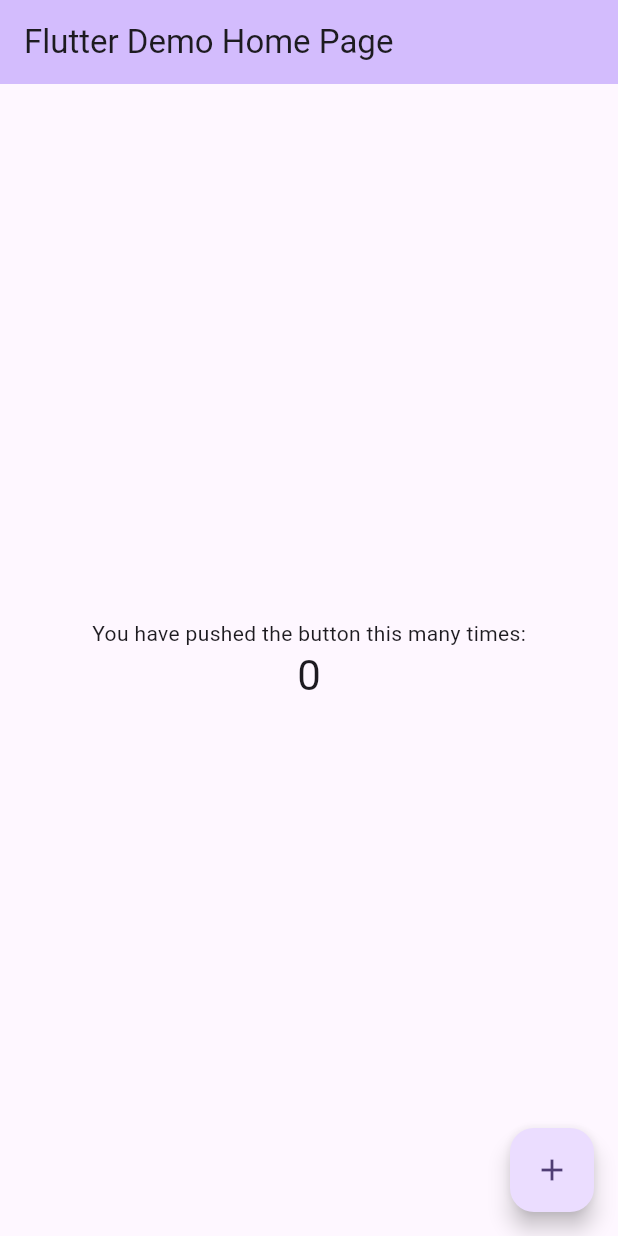
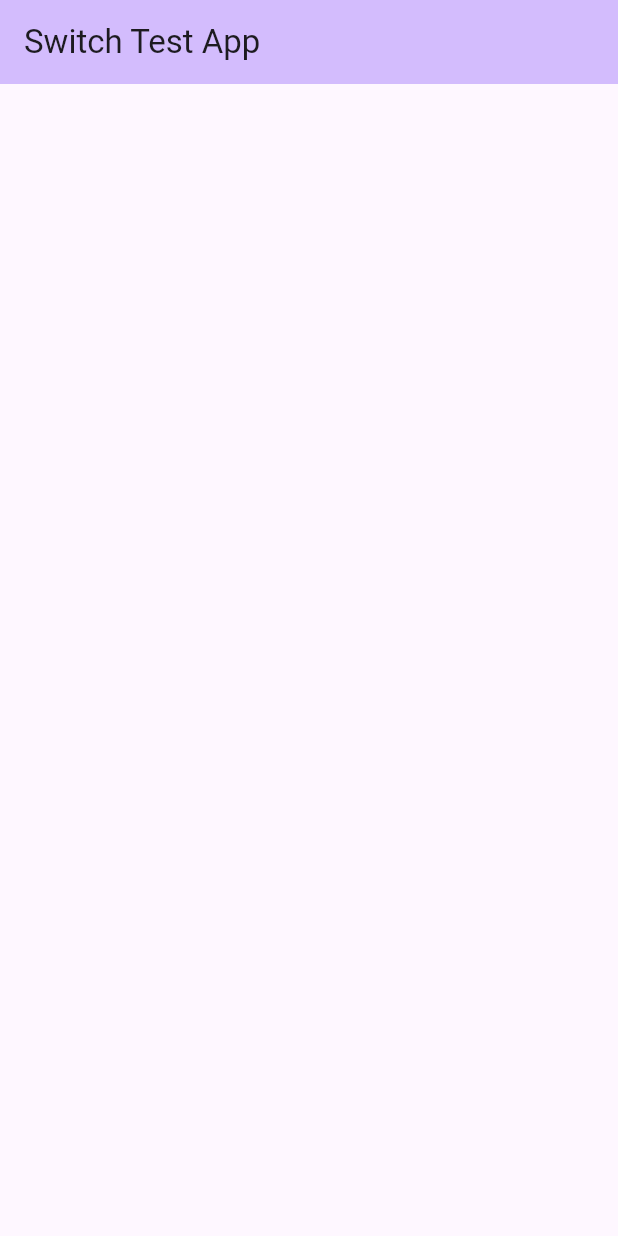
Before and after one commit to smarts-uz/flutter_switch_testapp, a Flutter app: the screen it shows after launch, on a phone screen of 412 x 824 dp. Run offline on Flutter 3.47's test engine with Material 2 defaults, Android fonts, the phone set to English and light mode, and no system bars.

Commit message:
cleaned the project

```diff
--- a/lib/main.dart
+++ b/lib/main.dart
@@ -7,46 +7,22 @@
 class MyApp extends StatelessWidget {
   const MyApp({super.key});
 
-  // This widget is the root of your application.
   @override
   Widget build(BuildContext context) {
     return MaterialApp(
-      title: 'Flutter Demo',
+      debugShowCheckedModeBanner: false,
+      title: 'Switch Test App',
       theme: ThemeData(
-        // This is the theme of your application.
-        //
-        // TRY THIS: Try running your application with "flutter run". You'll see
-        // the application has a blue toolbar. Then, without quitting the app,
-        // try changing the seedColor in the colorScheme below to Colors.green
-        // and then invoke "hot reload" (save your changes or press the "hot
-        // reload" button in a Flutter-supported IDE, or press "r" if you used
-        // the command line to start the app).
-        //
-        // Notice that the counter didn't reset back to zero; the application
-        // state is not lost during the reload. To reset the state, use hot
-        // restart instead.
-        //
-        // This works for code too, not just values: Most code changes can be
-        // tested with just a hot reload.
         colorScheme: ColorScheme.fromSeed(seedColor: Colors.deepPurple),
         useMaterial3: true,
       ),
-      home: const MyHomePage(title: 'Flutter Demo Home Page'),
+      home: const MyHomePage(title: 'Switch Test App'),
     );
   }
 }
 
 class MyHomePage extends StatefulWidget {
   const MyHomePage({super.key, required this.title});
-
-  // This widget is the home page of your application. It is stateful, meaning
-  // that it has a State object (defined below) that contains fields that affect
-  // how it looks.
-
-  // This class is the configuration for the state. It holds the values (in this
-  // case the title) provided by the parent (in this case the App widget) and
-  // used by the build method of the State. Fields in a Widget subclass are
-  // always marked "final".
 
   final String title;
 
@@ -55,71 +31,20 @@
 }
 
 class _MyHomePageState extends State<MyHomePage> {
-  int _counter = 0;
-
-  void _incrementCounter() {
-    setState(() {
-      // This call to setState tells the Flutter framework that something has
-      // changed in this State, which causes it to rerun the build method below
-      // so that the display can reflect the updated values. If we changed
-      // _counter without calling setState(), then the build method would not be
-      // called again, and so nothing would appear to happen.
-      _counter++;
-    });
-  }
 
   @override
   Widget build(BuildContext context) {
-    // This method is rerun every time setState is called, for instance as done
-    // by the _incrementCounter method above.
-    //
-    // The Flutter framework has been optimized to make rerunning build methods
-    // fast, so that you can just rebuild anything that needs updating rather
-    // than having to individually change instances of widgets.
     return Scaffold(
       appBar: AppBar(
-        // TRY THIS: Try changing the color here to a specific color (to
-        // Colors.amber, perhaps?) and trigger a hot reload to see the AppBar
-        // change color while the other colors stay the same.
         backgroundColor: Theme.of(context).colorScheme.inversePrimary,
-        // Here we take the value from the MyHomePage object that was created by
-        // the App.build method, and use it to set our appbar title.
         title: Text(widget.title),
       ),
-      body: Center(
-        // Center is a layout widget. It takes a single child and positions it
-        // in the middle of the parent.
+      body: Padding(
+        padding: const EdgeInsets.all(16),
         child: Column(
-          // Column is also a layout widget. It takes a list of children and
-          // arranges them vertically. By default, it sizes itself to fit its
-          // children horizontally, and tries to be as tall as its parent.
-          //
-          // Column has various properties to control how it sizes itself and
-          // how it positions its children. Here we use mainAxisAlignment to
-          // center the children vertically; the main axis here is the vertical
-          // axis because Columns are vertical (the cross axis would be
-          // horizontal).
-          //
-          // TRY THIS: Invoke "debug painting" (choose the "Toggle Debug Paint"
-          // action in the IDE, or press "p" in the console), to see the
-          // wireframe for each widget.
-          mainAxisAlignment: MainAxisAlignment.center,
-          children: <Widget>[
-            const Text(
-              'You have pushed the button this many times:',
-            ),
-            Text(
-              '$_counter',
-              style: Theme.of(context).textTheme.headlineMedium,
-            ),
-          ],
+          children: [],
         ),
       ),
-      floatingActionButton: FloatingActionButton(
-        onPressed: _incrementCounter,
-        tooltip: 'Increment',
-        child: const Icon(Icons.add),
-      ), // This trailing comma makes auto-formatting nicer for build methods.
     );
   }
 }
```
Also changed, not shown: analysis_options.yaml (+0 -22 lines), pubspec.yaml (+2 -57 lines), 1 other file.
